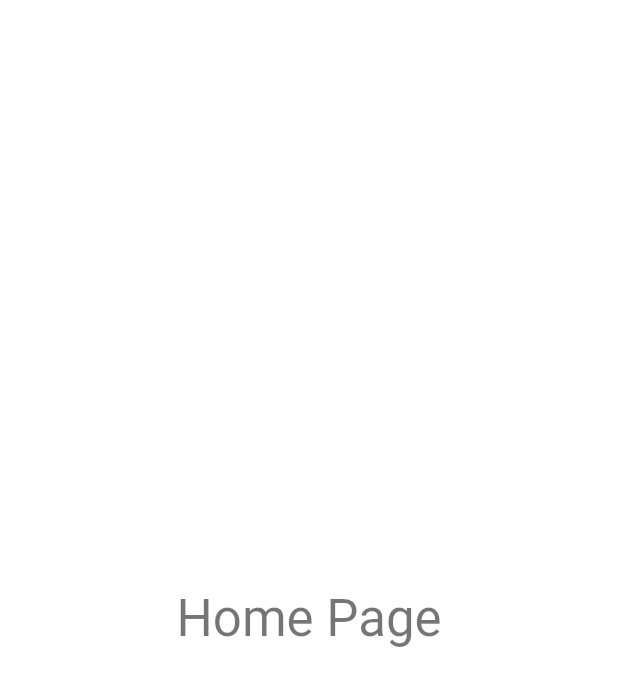
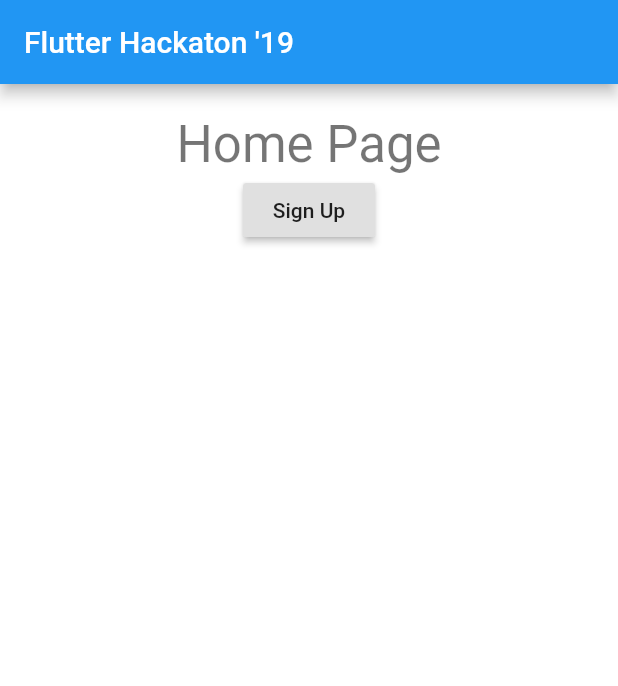
Before and after one commit to eralpkaraduman/flutterhackathon19, a Flutter app: the screen it shows after launch, on a phone screen of 412 x 824 dp. Shown: the top 686 px of the screen. Run offline on Flutter 3.47's test engine with Material 2 defaults, Android fonts, the phone set to English and light mode, and no system bars.

Commit message:
added boilerplate code

```diff
--- /dev/null
+++ b/lib/home/home_page.dart
@@ -0,0 +1,31 @@
+import 'package:flutter/material.dart';
+
+class HomePage extends StatelessWidget {
+  @override
+  Widget build(BuildContext context) {
+    return Scaffold(
+      appBar: AppBar(
+        title: Text('Flutter Hackaton \'19'),
+      ),
+      body: DefaultTextStyle(
+        style: Theme.of(context).textTheme.display1,
+        child: Container(
+          color: Colors.white,
+          alignment: Alignment.center,
+          child: Padding(
+            padding: EdgeInsets.all(20),
+            child: Column(
+              children: <Widget>[
+                Text('Home Page'),
+                RaisedButton(
+                  child: Text('Sign Up'),
+                  onPressed: () => {Navigator.pushNamed(context, '/signup')},
+                )
+              ],
+            ),
+          ),
+        ),
+      ),
+    );
+  }
+}
--- a/pubspec.yaml
+++ b/pubspec.yaml
@@ -14,7 +14,7 @@ description: flutterhackathon19
 version: 1.0.0+1
 
 environment:
-  sdk: ">=2.1.0 <3.0.0"
+  sdk: ">=2.2.0 <3.0.0"
 
 dependencies:
   flutter:
```
Also changed, not shown: lib/main.dart (+2 -97 lines), lib/pages/sign_up/choose_credentials_page.dart (added, +24 -0 lines), lib/pages/sign_up/collect_personal_info_page.dart (added, +23 -0 lines), lib/pages/sign_up/sign_up_page.dart (added, +41 -0 lines), 1 other file.
